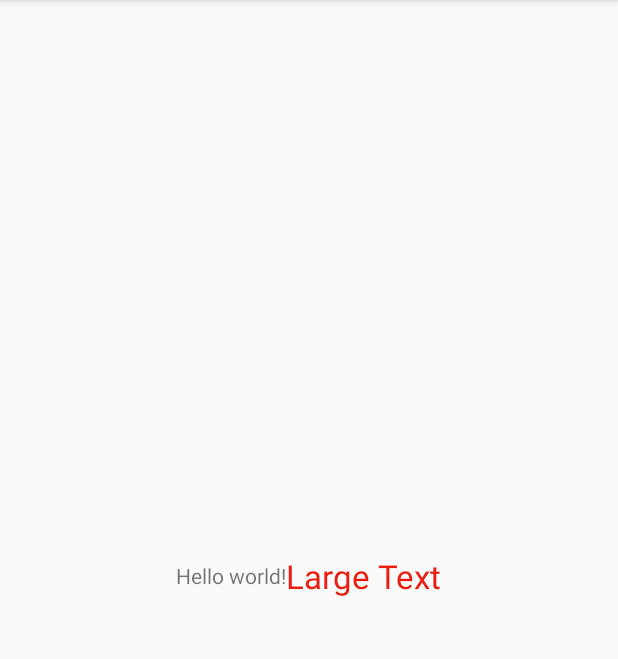
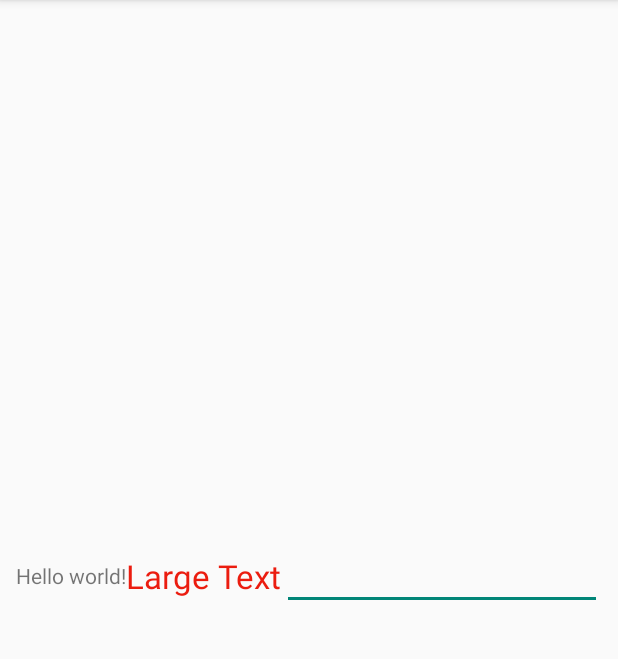
Before and after one commit to Sandipanbera/Testing_2018, an Android app: the screen it shows after launch (MainActivity), on a phone screen of 412 x 824 dp, the part 84-743 px from its top. Run offline under Robolectric (Android 15) with nearby library versions, the phone set to English and light mode, and no system bars.

Commit message:
edit text

```diff
--- a/app/src/main/res/layout/main.xml
+++ b/app/src/main/res/layout/main.xml
@@ -17,4 +17,10 @@
 		android:text="Large Text"
 		android:textColor="#EB1C0F"/>
 
+	<EditText
+		android:layout_height="wrap_content"
+		android:inputType="textEmailAddress"
+		android:layout_width="wrap_content"
+		android:ems="10"/>
+
 </LinearLayout>
```
